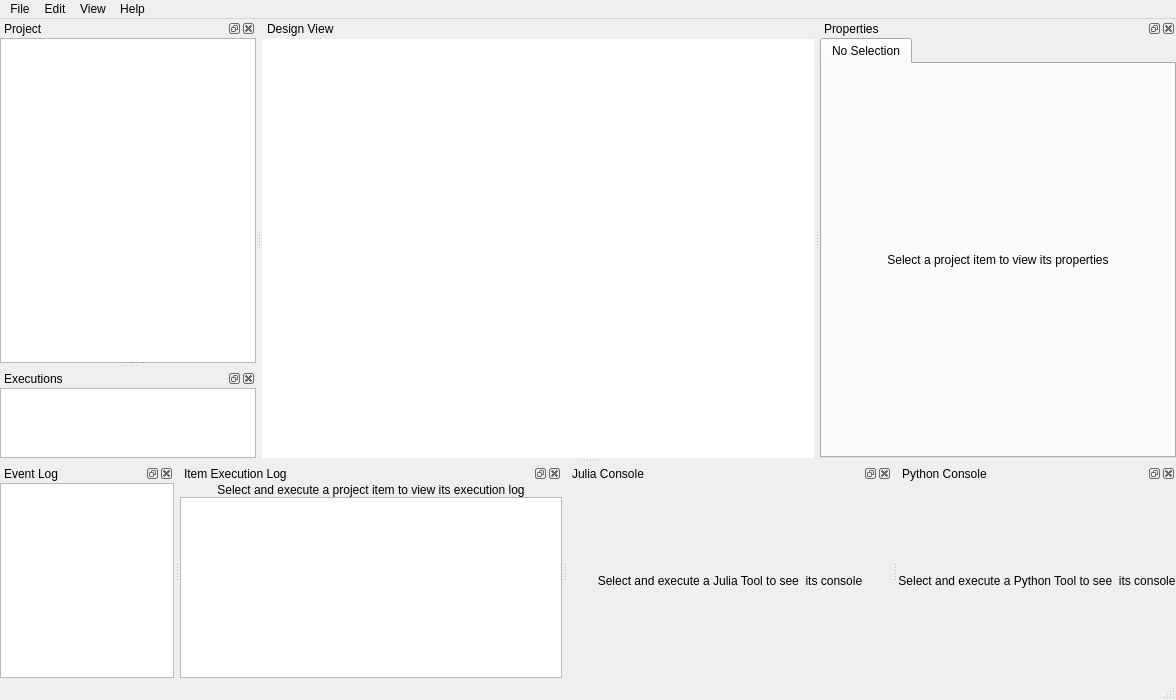
Qt form spinetoolbox/ui/mainwindow.ui (spine-tools/Spine-Toolbox) before a commit.
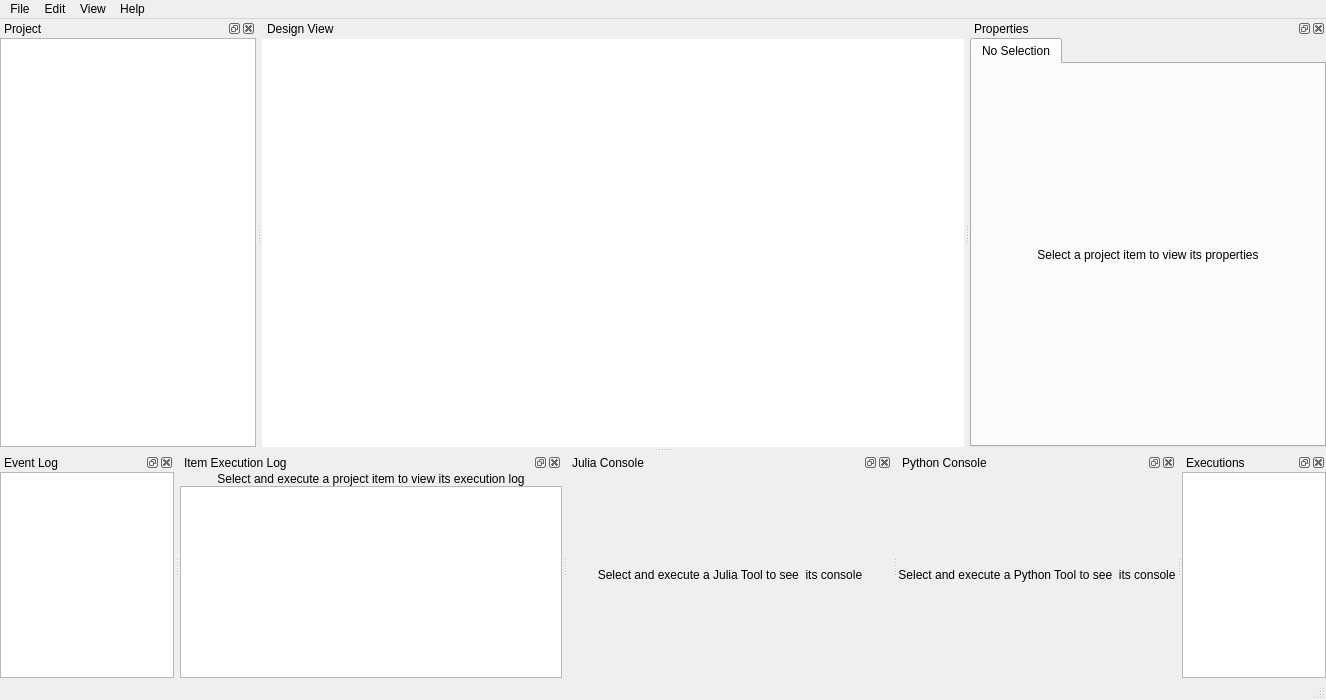
The same form after that commit. Icons and pictures are not drawn. Custom widgets are drawn as their Qt base class.

Commit message:
Place dockwidget "Executions" below "Item Properties" by default
Re #1228

```diff
--- a/spinetoolbox/ui/mainwindow.ui
+++ b/spinetoolbox/ui/mainwindow.ui
@@ -18,7 +18,7 @@
    <rect>
     <x>0</x>
     <y>0</y>
-    <width>860</width>
+    <width>1326</width>
     <height>700</height>
    </rect>
   </property>
@@ -132,7 +132,7 @@
     <rect>
      <x>0</x>
      <y>0</y>
-     <width>860</width>
+     <width>1326</width>
      <height>27</height>
     </rect>
    </property>
@@ -590,7 +590,7 @@
     <string>Executions</string>
    </property>
    <attribute name="dockWidgetArea">
-    <number>1</number>
+    <number>8</number>
    </attribute>
    <widget class="QWidget" name="dockWidgetContents_5">
     <layout class="QVBoxLayout" name="verticalLayout_2">
```
Left out of the diff: 4 changed lines with no effect on the pictures. The commit also changes 1 other file.
